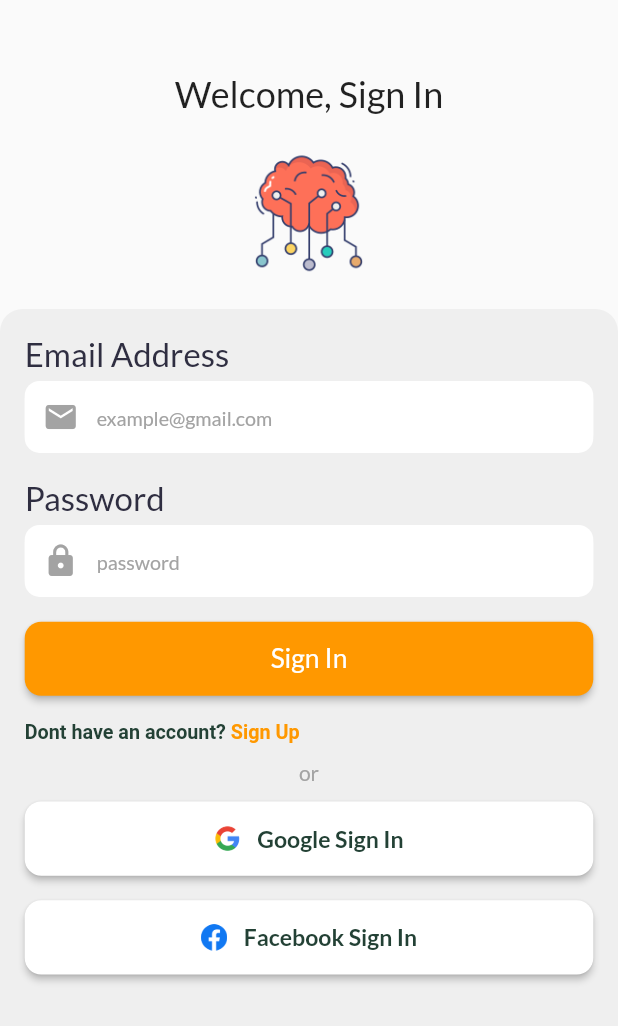
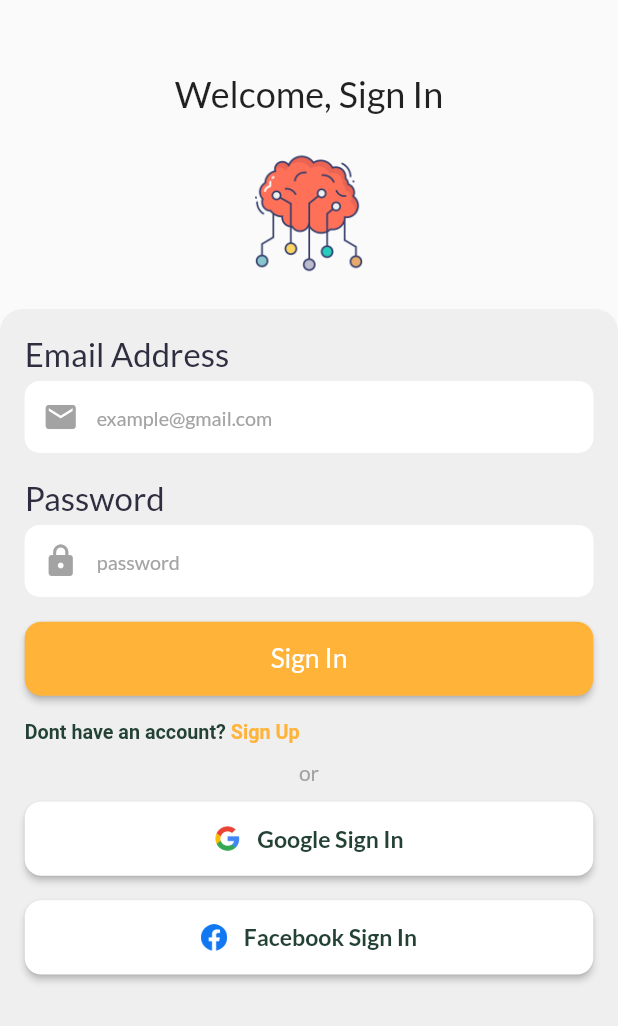
Before and after one commit to petermusembi69/social_vikings, a Flutter app: the screen it shows after launch, on a phone screen of 412 x 824 dp. Shown: the top 1026 px of the screen. Run offline on Flutter 3.47's test engine with Material 2 defaults, Android fonts, the light colour scheme and no system bars; our stand-ins replace bloc, firebase_auth, firebase_core, flutter_bloc, flutter_slidable, freezed_annotation and 7 more; missing offline and left inert: flutter_facebook_auth; accounts and stored records are empty.

Commit message:
Minor change

```diff
--- a/lib/ui/auth/widgets/auth_helpers.dart
+++ b/lib/ui/auth/widgets/auth_helpers.dart
@@ -73,7 +73,7 @@ Widget actionButton({
     ),
     child: MaterialButton(
       onPressed: voidCallBack,
-      color: Colors.orange,
+      color: Color(0xffFFB339),
       minWidth: double.infinity,
       height: Adapt.px(90),
       shape: RoundedRectangleBorder(
@@ -115,7 +115,7 @@ Widget switchBetweenSignInAndSignUp({
                 text: subTitle,
                 style: TextStyles.standard.copyWith(
                   fontWeight: FontWeight.bold,
-                  color: Colors.orange,
+                  color: Color(0xffFFB339),
                 ),
               ),
             ],
```
